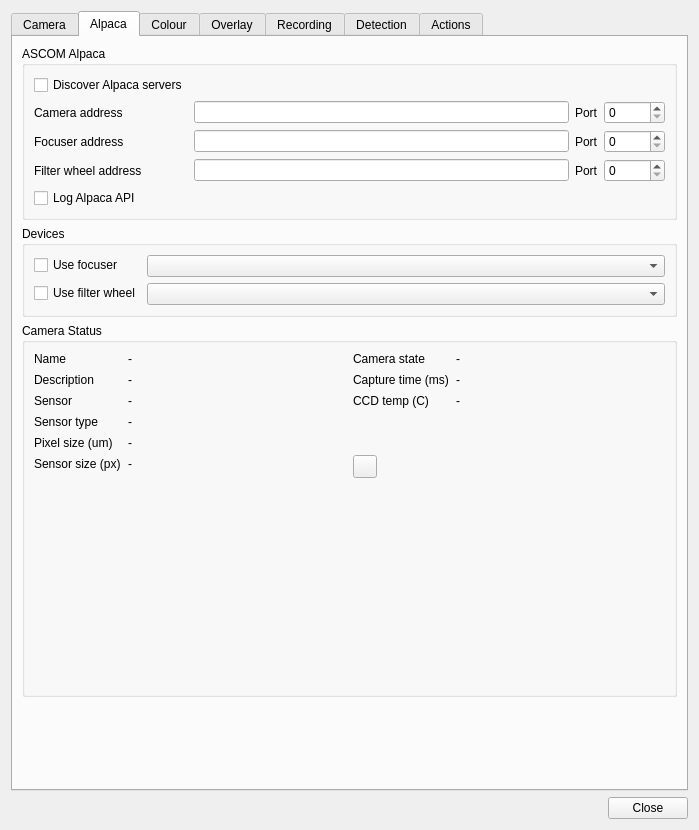
The window that plugins/feature/camera/camerasettingsdialog.ui (srcejon/sdrangel) describes before a commit, drawn with Qt 5.
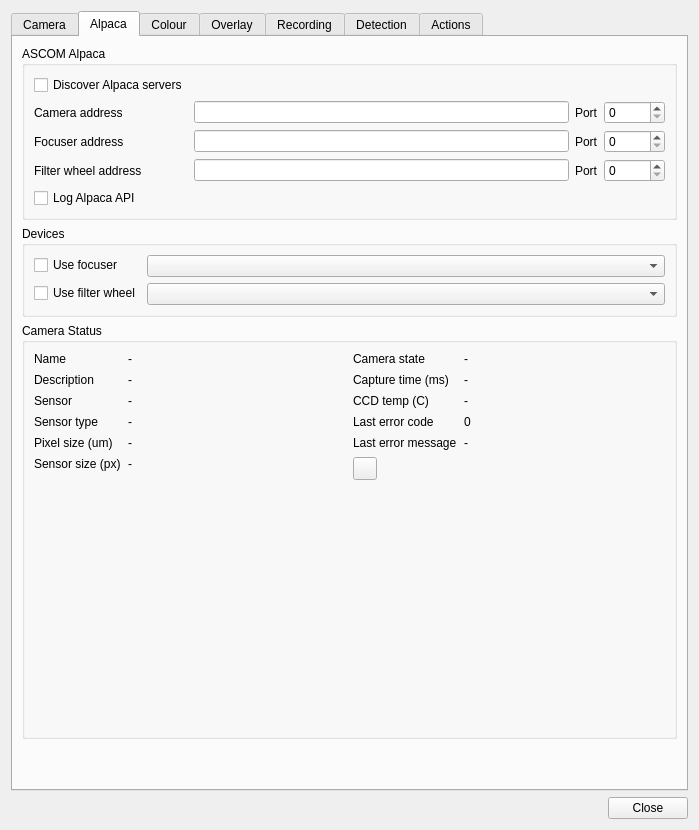
The same window after the commit. The open tabs and pages were chosen to show the change. Icons and pictures are not drawn.

Commit message: Show last Alpaca API error in status

What changed in the file:
```diff
--- a/plugins/feature/camera/camerasettingsdialog.ui
+++ b/plugins/feature/camera/camerasettingsdialog.ui
@@ -915,7 +915,7 @@
                 </property>
                </widget>
               </item>
-              <item row="3" column="0">
+              <item row="6" column="0">
                <spacer name="alpacaSpacer">
                 <property name="orientation">
                  <enum>Qt::Orientation::Vertical</enum>
@@ -949,7 +949,38 @@
                 </property>
                </widget>
               </item>
+              <item row="3" column="0">
+               <widget class="QLabel" name="alpacaErrorCodeTextLabel">
+                <property name="text">
+                 <string>Last error code</string>
+                </property>
+               </widget>
+              </item>
+              <item row="3" column="1">
+               <widget class="QLabel" name="alpacaErrorCodeLabel">
+                <property name="text">
+                 <string>0</string>
+                </property>
+               </widget>
+              </item>
               <item row="4" column="0">
+               <widget class="QLabel" name="alpacaErrorMessageTextLabel">
+                <property name="text">
+                 <string>Last error message</string>
+                </property>
+               </widget>
+              </item>
+              <item row="4" column="1">
+               <widget class="QLabel" name="alpacaErrorMessageLabel">
+                <property name="text">
+                 <string>-</string>
+                </property>
+                <property name="wordWrap">
+                 <bool>true</bool>
+                </property>
+               </widget>
+              </item>
+              <item row="5" column="0">
                <widget class="QToolButton" name="clearChart">
                 <property name="toolTip">
                  <string>Clear chart</string>
```
The commit also changes 5 other files.
